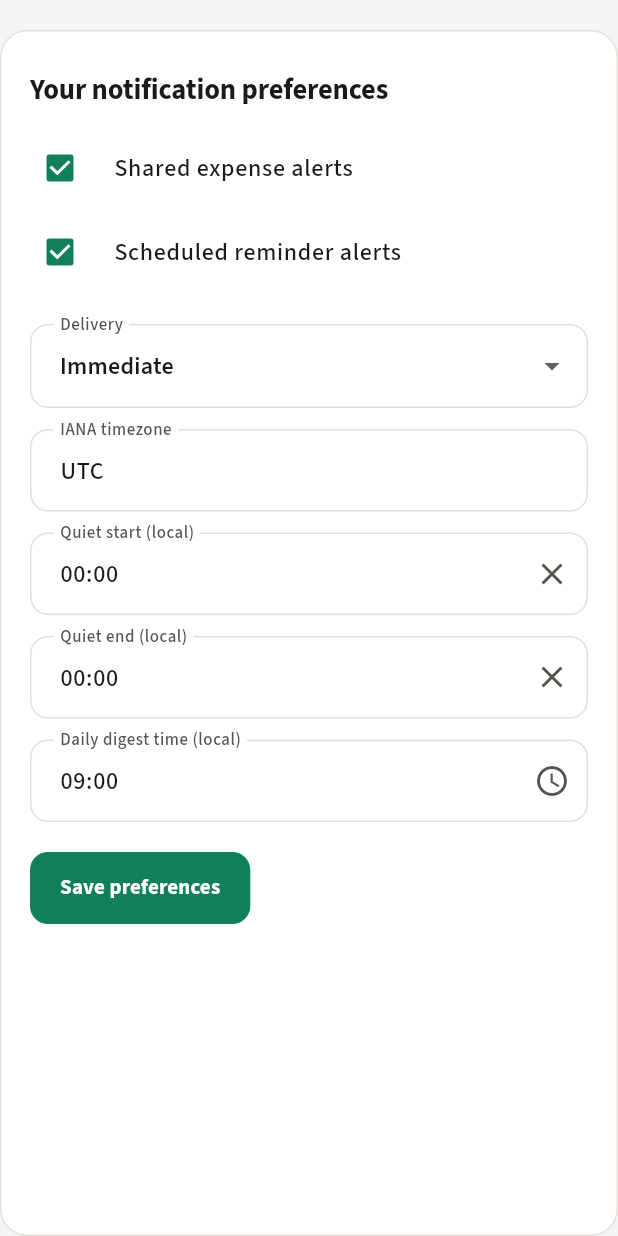
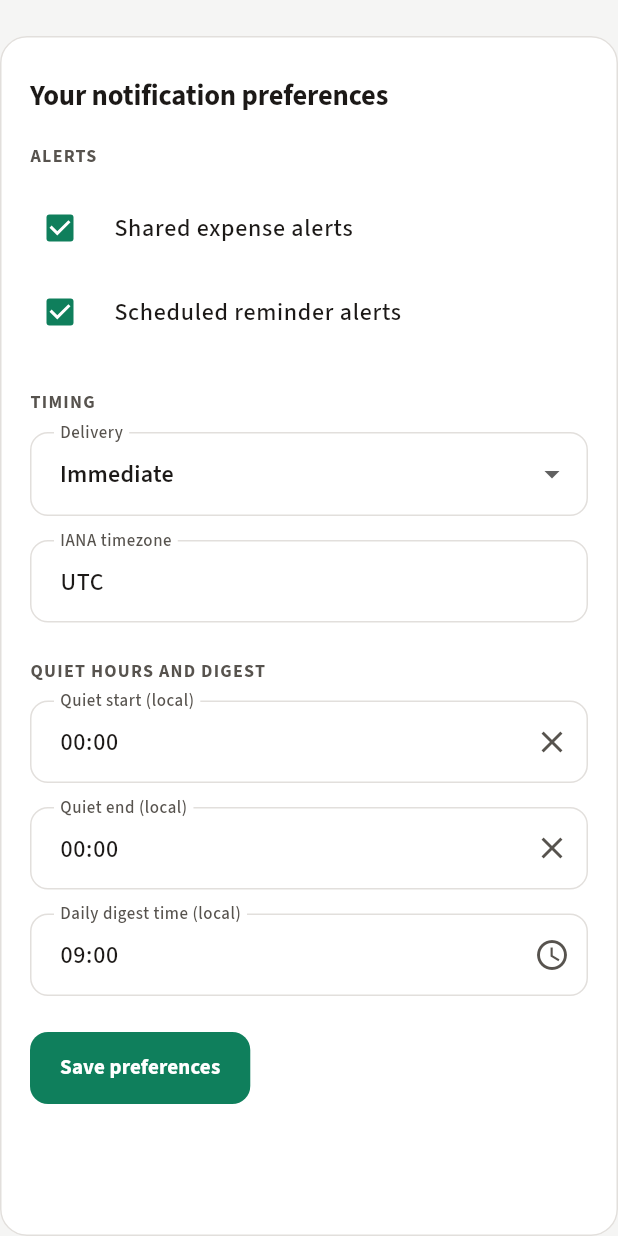
Before and after one commit to jobucaldas/roomies, a Flutter app: the _PreferencesCard widget shown alone on an empty page, opened directly with empty values, on a phone screen of 412 x 824 dp. Run offline on Flutter 3.47's test engine with Material 3 defaults, Android fonts, the phone set to English and light mode, and no system bars; our stand-ins replace go_router, shared_preferences, web; missing offline and left inert: dart:js_interop; accounts and stored records are empty; network calls fail; project files that could hold a hidden picture were left out.

Commit message:
feat(frontend): group notification form and harden schedule edge cases
Split the notification preferences and scheduled-event forms into captioned
groups with wider gaps, and show a readable recurrence summary on event cards
instead of the raw RRULE. Reject UNTIL on or before the start, clear the form
after save or cancel, and shorten the skipped-dates label.

Co-Authored-By: Claude Sonnet 5.5 <noreply@anthropic.com>
Claude-Session: https://claude.ai/code/session_01KTE5tTDRYSfBP71xWzvuTe

```diff
--- a/src/frontend/lib/core/scheduled_events.dart
+++ b/src/frontend/lib/core/scheduled_events.dart
@@ -1,3 +1,5 @@
+import 'datetime_format.dart';
+
 class ScheduledEventRequest {
   ScheduledEventRequest({
     required this.title,
@@ -103,6 +105,10 @@ ScheduledEventRequest buildScheduledEventRequest({
   if (start.length != 16 || zone.trim().isEmpty) {
     throw FormatException('Local start and IANA timezone are required.');
   }
+  final untilAt = count.trim().isNotEmpty ? null : tryParseApiDateTime(until);
+  if (untilAt != null && !untilAt.isAfter(DateTime.parse(start))) {
+    throw FormatException('Until must be after the local start.');
+  }
   return ScheduledEventRequest(
     title: trimmedTitle,
     timezone: zone.trim(),
--- a/src/frontend/lib/l10n/strings.dart
+++ b/src/frontend/lib/l10n/strings.dart
@@ -332,10 +332,8 @@ class RoomiesStrings {
   String get enable => _t('Enable', 'Ativar', 'Activar');
   String get createCalendarEvent =>
       _t('Create calendar event', 'Criar evento', 'Crear evento');
-  String get pickStartAndEnd => _t(
-      'Pick a start and an end.',
-      'Escolha início e fim.',
-      'Elige inicio y fin.');
+  String get pickStartAndEnd => _t('Pick a start and an end.',
+      'Escolha início e fim.', 'Elige inicio y fin.');
   String get endAfterStart => _t(
       'End must be after the start.',
       'O fim deve ser depois do início.',
@@ -459,6 +457,18 @@ class RoomiesStrings {
       'Editar evento agendado', 'Editar evento programado');
   String get localStart => _t('Local start', 'Início local', 'Inicio local');
   String get frequency => _t('Frequency', 'Frequência', 'Frecuencia');
+  String get groupAlerts => _t('Alerts', 'Alertas', 'Alertas');
+  String get groupDelivery => _t('Timing', 'Horário', 'Horario');
+  String get groupQuietHours =>
+      _t('Quiet hours and digest', 'Silêncio e resumo', 'Silencio y resumen');
+  String get groupEvent => _t('Event', 'Evento', 'Evento');
+  String get groupRepeat => _t('Repeats', 'Repetição', 'Repetición');
+  String get groupExceptions =>
+      _t('Until and exceptions', 'Até e exceções', 'Hasta y excepciones');
+  String everyInterval(int n) => _t('every $n', 'a cada $n', 'cada $n');
+  String timesCount(String n) => _t('$n times', '$n vezes', '$n veces');
+  String untilDate(String date) =>
+      _t('until $date', 'até $date', 'hasta $date');
   String get frequencyDaily => _t('Daily', 'Diária', 'Diaria');
   String get frequencyWeekly => _t('Weekly', 'Semanal', 'Semanal');
   String get frequencyMonthly => _t('Monthly', 'Mensal', 'Mensual');
@@ -468,11 +478,10 @@ class RoomiesStrings {
       'Count (1–366; leave blank to use until)',
       'Contagem (1–366; deixe em branco para usar até)',
       'Cantidad (1–366; deja en blanco para usar hasta)');
-  String get untilOptional => _t('Until (optional)', 'Até (opcional)', 'Hasta (opcional)');
-  String get exdateLocalTimes => _t(
-      'Skipped occurrences (optional)',
-      'Ocorrências ignoradas (opcional)',
-      'Ocurrencias omitidas (opcional)');
+  String get untilOptional =>
+      _t('Until (optional)', 'Até (opcional)', 'Hasta (opcional)');
+  String get exdateLocalTimes =>
+      _t('Skipped dates', 'Datas ignoradas', 'Fechas omitidas');
   String get createScheduledEvent => _t('Create scheduled event',
       'Criar evento agendado', 'Crear evento programado');
   String get saveScheduledEvent => _t('Save scheduled event',
--- a/src/frontend/lib/screens/house/notifications_section.dart
+++ b/src/frontend/lib/screens/house/notifications_section.dart
@@ -12,8 +12,8 @@ import '../../state/app_state.dart';
 import '../../widgets/roomies_date_field.dart';
 import '../../widgets/roomies_ui.dart';
 
-const _fieldGap = 14.0;
-const _sectionGap = 20.0;
+const _fieldGap = 16.0;
+const _sectionGap = 24.0;
 
 /// Spaces [children] evenly so form fields and buttons never touch.
 List<Widget> _spaced(List<Widget> children, {double gap = _fieldGap}) => [
@@ -49,6 +49,37 @@ class _FieldRow extends StatelessWidget {
           ],
         );
       },
+    );
+  }
+}
+
+/// Captioned block of fields; blocks sit a full section gap apart so a long
+/// form reads as a few small groups instead of one wall of inputs.
+class _Group extends StatelessWidget {
+  const _Group(this.title, this.children);
+
+  final String title;
+  final List<Widget> children;
+
+  @override
+  Widget build(BuildContext context) {
+    final theme = Theme.of(context);
+    return Column(
+      crossAxisAlignment: CrossAxisAlignment.stretch,
+      children: [
+        Padding(
+          padding: const EdgeInsets.only(bottom: 12),
+          child: Text(
+            title.toUpperCase(),
+            style: theme.textTheme.labelMedium?.copyWith(
+              color: theme.colorScheme.onSurfaceVariant,
+              letterSpacing: 0.8,
+              fontWeight: FontWeight.w700,
+            ),
+          ),
+        ),
+        ..._spaced(children),
+      ],
     );
   }
 }
@@ -164,7 +195,8 @@ class _NotificationsSectionState extends State<NotificationsSection> {
             ),
           ),
         ] else if (_prefs != null &&
-            notificationControlsReady(loading: _loading, error: _loadError)) ...[
+            notificationControlsReady(
+                loading: _loading, error: _loadError)) ...[
           _PreferencesCard(
             prefs: _prefs!,
             onSaved: (value) => setState(() => _prefs = value),
@@ -232,7 +264,8 @@ class _PreferencesCardState extends State<_PreferencesCard> {
       return;
     }
     try {
-      final saved = await context.read<AppState>().api.putNotificationPreferences(
+      final saved =
+          await context.read<AppState>().api.putNotificationPreferences(
                 widget.prefs.houseId,
                 _value,
               );
@@ -257,7 +290,9 @@ class _PreferencesCardState extends State<_PreferencesCard> {
           crossAxisAlignment: CrossAxisAlignment.start,
           children: [
             RoomiesHeading(s.yourNotificationPreferences, level: 3),
-            const SizedBox(height: 4),
+            const SizedBox(height: 12),
+            _Group(s.groupAlerts, [
+              Column(children: [
                 CheckboxListTile(
                   contentPadding: EdgeInsets.zero,
                   controlAffinity: ListTileControlAffinity.leading,
@@ -274,11 +309,14 @@ class _PreferencesCardState extends State<_PreferencesCard> {
                   title: Text(s.scheduledReminderAlerts),
                   value: _value.reminderEnabled,
                   onChanged: (checked) => setState(
-                () => _value = _value.copyWith(reminderEnabled: checked ?? true),
+                    () => _value =
+                        _value.copyWith(reminderEnabled: checked ?? true),
                   ),
                 ),
+              ]),
+            ]),
             const SizedBox(height: _sectionGap),
-            ..._spaced([
+            _Group(s.groupDelivery, [
               _FieldRow([
                 DropdownButtonFormField<String>(
                   value: _value.cadence,
@@ -310,6 +348,9 @@ class _PreferencesCardState extends State<_PreferencesCard> {
                   ),
                 ),
               ]),
+            ]),
+            const SizedBox(height: _sectionGap),
+            _Group(s.groupQuietHours, [
               _FieldRow([
                 RoomiesTimeField(
                   label: s.quietStartLocal,
@@ -390,8 +431,8 @@ class _BrowserPushCardState extends State<_BrowserPushCard> {
     _status = widget.initialStatus;
   }
 
-  bool get _enabled =>
-      widget.subscriptions.any((subscription) => subscription.platform == 'web_push');
+  bool get _enabled => widget.subscriptions
+      .any((subscription) => subscription.platform == 'web_push');
 
   Future<void> _enable() async {
     setState(() => _busy = true);
@@ -408,8 +449,7 @@ class _BrowserPushCardState extends State<_BrowserPushCard> {
       return;
     }
     try {
-      final refreshed =
-          await api.getNotificationSubscriptions(widget.houseId);
+      final refreshed = await api.getNotificationSubscriptions(widget.houseId);
       if (!mounted) return;
       widget.onSubscriptionsChanged(refreshed);
       final message = s.browserPushEnabled;
@@ -616,8 +656,20 @@ class _ScheduleCardState extends State<_ScheduleCard> {
     });
   }
 
+  void _resetForm() {
+    _title.clear();
+    _start.clear();
+    _zone.text = 'UTC';
+    _frequency = 'DAILY';
+    _interval.text = '1';
+    _count.text = '1';
+    _until.clear();
+    _exdates.clear();
+  }
+
   void _cancelEdit() {
     final s = context.read<AppState>().strings;
+    _resetForm();
     setState(() {
       _editingId = null;
       _status = s.eventEditingCancelled;
@@ -673,6 +725,7 @@ class _ScheduleCardState extends State<_ScheduleCard> {
         _status = s.scheduledEventCreated;
       }
       widget.onEventsChanged(items);
+      _resetForm();
       setState(() {
         _items = items;
         _editingId = null;
@@ -710,9 +763,28 @@ class _ScheduleCardState extends State<_ScheduleCard> {
     }
   }
 
-  String _eventWhenLine(ScheduledHouseEvent event, RoomiesStrings s, String locale) {
+  String _eventWhenLine(
+      ScheduledHouseEvent event, RoomiesStrings s, String locale) {
     final when = formatDisplayDateTime(event.dtstartLocal, localeCode: locale);
-    return '$when · ${event.timezone} · ${event.rrule}';
+    final rule = recurrenceFields(event.rrule);
+    final freq = switch (rule.$1) {
+      'DAILY' => s.frequencyDaily,
+      'WEEKLY' => s.frequencyWeekly,
+      'MONTHLY' => s.frequencyMonthly,
+      _ => rule.$1,
+    };
+    final until = tryParseApiDateTime(rule.$4);
+    return [
+      when,
+      event.timezone,
+      [
+        freq,
+        if (rule.$2 != '1') s.everyInterval(int.tryParse(rule.$2) ?? 1),
+        if (rule.$3.isNotEmpty) s.timesCount(rule.$3),
+        if (until != null)
+          s.untilDate(formatDisplayDate(rule.$4, localeCode: locale)),
+      ].join(', '),
+    ].join(' · ');
   }
 
   @override
@@ -785,7 +857,7 @@ class _ScheduleCardState extends State<_ScheduleCard> {
                 level: 4,
               ),
               const SizedBox(height: 4),
-              ..._spaced([
+              _Group(s.groupEvent, [
                 TextFormField(
                   controller: _title,
                   decoration: InputDecoration(labelText: s.title),
@@ -801,6 +873,9 @@ class _ScheduleCardState extends State<_ScheduleCard> {
                     decoration: InputDecoration(labelText: s.ianaTimezone),
                   ),
                 ]),
+              ]),
+              const SizedBox(height: _sectionGap),
+              _Group(s.groupRepeat, [
                 _FieldRow([
                   DropdownButtonFormField<String>(
                     value: _frequency,
@@ -836,6 +911,9 @@ class _ScheduleCardState extends State<_ScheduleCard> {
                     keyboardType: TextInputType.number,
                   ),
                 ]),
+              ]),
+              const SizedBox(height: _sectionGap),
+              _Group(s.groupExceptions, [
                 _FieldRow([
                   RoomiesDateField(
                     controller: _until,
```
Also changed, not shown: src/frontend/lib/widgets/roomies_date_field.dart (+5 -4 lines), 2 other files. Lines whose indentation alone changed are shown as unchanged.
